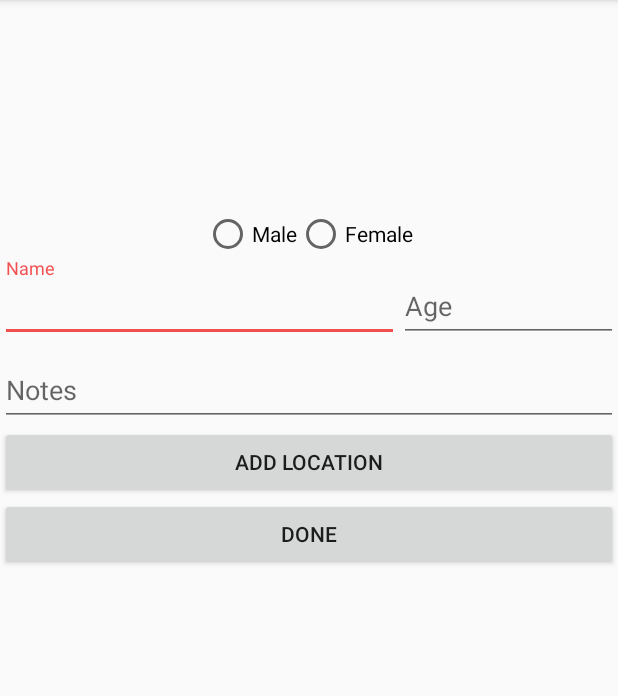
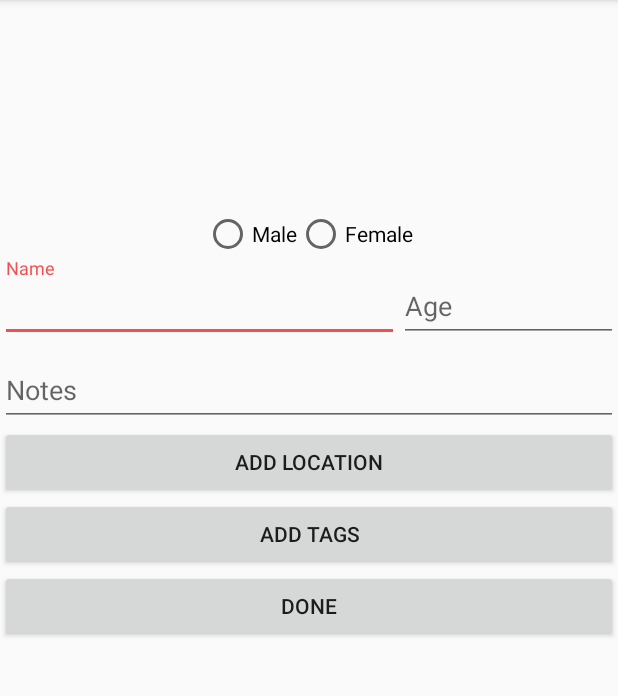
Before and after one commit to ronenlh/Shidduchim, an Android app: the AddContactActivity screen opened directly, with no data from a screen before it, on a phone screen of 412 x 824 dp, the part 84-780 px from its top. Run offline under Robolectric (Android 15) with nearby library versions, the light colour scheme and no system bars; our stand-ins replace CircleImageView; libraries missing offline, so code that uses them is left out: com.mikhaellopez.circularimageview; plain views replace CircularImageView; 1 statement that could not run was skipped.

Commit message:
added setTags Activity for the add contact activity

```diff
--- a/app/build.gradle
+++ b/app/build.gradle
@@ -25,15 +25,15 @@ dependencies {
         exclude group: 'com.android.support', module: 'support-annotations'
     })
     // https://github.com/lopspower/CircularImageView
+    //    compile 'de.hdodenhof:circleimageview:2.1.0'
     compile 'com.mikhaellopez:circularimageview:3.0.2'
     compile 'com.android.support:appcompat-v7:24.1.1'
     compile 'com.android.support:design:24.1.1'
     compile 'com.android.support.constraint:constraint-layout:1.0.0-alpha4'
-//    compile 'de.hdodenhof:circleimageview:2.1.0'
     compile 'com.android.support:support-v4:24.1.1'
     compile 'com.android.support:palette-v7:24.1.1'
     compile 'com.android.support:cardview-v7:24.1.1'
     compile 'com.google.android.gms:play-services-maps:9.4.0'
+    compile 'com.google.android.gms:play-services:9.4.0'
     testCompile 'junit:junit:4.12'
-    compile 'com.google.android.gms:play-services:9.4.0'
 }
--- a/app/src/main/AndroidManifest.xml
+++ b/app/src/main/AndroidManifest.xml
@@ -34,6 +34,8 @@
 
         <activity android:name=".MapActivity">
         </activity>
+        <activity android:name=".AddTagsActivity">
+        </activity>
     </application>
 
 </manifest>
--- a/app/src/main/java/com/studio08/ronen/Zivug/AddContactActivity.java
+++ b/app/src/main/java/com/studio08/ronen/Zivug/AddContactActivity.java
@@ -10,7 +10,6 @@ import android.view.View;
 import android.widget.EditText;
 import android.widget.RadioButton;
 import android.widget.RadioGroup;
-import android.widget.TextView;
 import android.widget.Toast;
 
 import com.mikhaellopez.circularimageview.CircularImageView;
@@ -21,6 +20,8 @@ import java.util.UUID;
 public class AddContactActivity extends AppCompatActivity {
 
     private static String TAG = "AddContactActivity";
+    private static int setLocation_RESULT = 1121;
+    private static int setTags_RESULT = 1122;
 
     private RadioGroup radioGroup;
     private RadioButton maleRadioButton, femaleRadioButton;
@@ -80,9 +81,13 @@ public class AddContactActivity extends AppCompatActivity {
 
     public void setLocation(View view) {
         Intent intent = new Intent(this, MapActivity.class);
-        startActivityForResult(intent, 1121);
+        startActivityForResult(intent, setLocation_RESULT);
     }
 
+    public void setTags(View view) {
+        Intent intent = new Intent(this, AddTagsActivity.class);
+        startActivityForResult(intent, setTags_RESULT);
+    }
 
     public void addContact(View view) {
 
--- a/app/src/main/res/layout/activity_add_contact.xml
+++ b/app/src/main/res/layout/activity_add_contact.xml
@@ -108,7 +108,7 @@
         android:layout_width="wrap_content"
         android:layout_height="wrap_content"
         android:id="@+id/add_location"
-        android:layout_below="@+id/til3"
+        android:layout_below="@id/til3"
         android:layout_alignParentLeft="true"
         android:layout_alignParentStart="true"
         android:layout_alignParentRight="true"
@@ -116,10 +116,22 @@
         android:onClick="setLocation"/>
 
     <Button
+        android:text="@string/add_tags"
+        android:layout_width="wrap_content"
+        android:layout_height="wrap_content"
+        android:id="@+id/add_tags"
+        android:layout_below="@id/add_location"
+        android:layout_alignParentLeft="true"
+        android:layout_alignParentStart="true"
+        android:layout_alignParentRight="true"
+        android:layout_alignParentEnd="true"
+        android:onClick="setTags"/>
+
+    <Button
         android:text="Done"
         android:layout_width="wrap_content"
         android:layout_height="wrap_content"
-        android:layout_below="@+id/add_location"
+        android:layout_below="@+id/add_tags"
         android:id="@+id/add_contact"
         android:layout_alignParentRight="true"
         android:layout_alignParentEnd="true"
--- a/app/src/main/res/values/strings.xml
+++ b/app/src/main/res/values/strings.xml
@@ -27,4 +27,5 @@
     <string name="add_location">Add Location</string>
     <string name="no_name_inserted">No name inserted</string>
     <string name="no_gender_selected">Please select a gender.</string>
+    <string name="add_tags">Add Tags</string>
 </resources>
```
Also changed, not shown: app/src/main/java/com/studio08/ronen/Zivug/AddTagsActivity.java (added, +13 -0 lines), app/src/main/res/layout/activity_add_tags.xml (added, +11 -0 lines).
